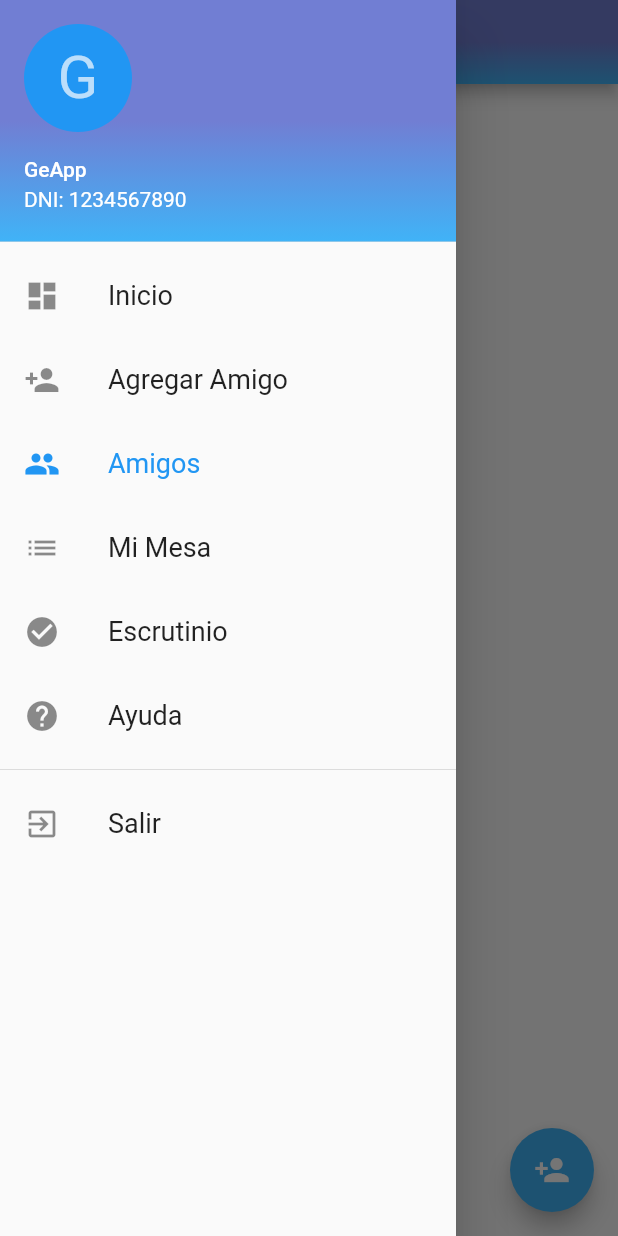
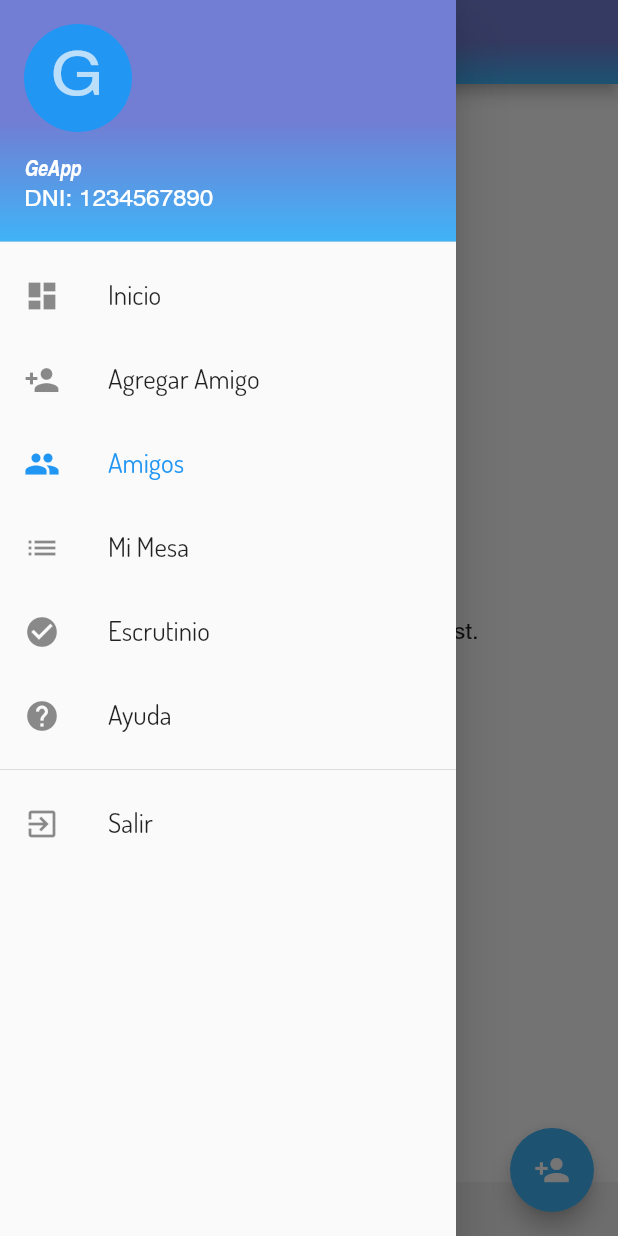
Before and after one commit to villalbaezequiel/GeApp_Flutter, a Flutter app: the FriendsList screen opened by its route, with the side drawer open, on a phone screen of 412 x 824 dp. Run offline on Flutter 3.47's test engine with Material 2 defaults, Android fonts, the phone set to English and light mode, and no system bars; our stand-ins replace fluttertoast, gradient_app_bar, shared_preferences; missing offline and left inert: unicorndial; accounts and stored records are empty.

Commit message:
specified fonts used, but there is something with helvetica

```diff
--- a/lib/model/person.dart
+++ b/lib/model/person.dart
@@ -57,9 +57,4 @@ class Person {
         'firstName': firstName,
         'lastName': lastName,
       };
-
-  savePersonToSharedPref(String userData) async {
-    SharedPreferences prefs = await SharedPreferences.getInstance();
-    prefs.setString("user", userData);
-  }
 }
--- a/lib/services/me_service.dart
+++ b/lib/services/me_service.dart
@@ -28,4 +28,9 @@ mixin MeService on Model {
     await prefs.clear();
     notifyListeners();
   }
+
+  savePersonToSharedPref(String userData) async {
+    SharedPreferences prefs = await SharedPreferences.getInstance();
+    prefs.setString("user", userData);
+  }
 }
--- a/lib/ui/friends_list.dart
+++ b/lib/ui/friends_list.dart
@@ -5,6 +5,7 @@ import 'package:voting_app/services/main_model.dart';
 
 import '../model/person.dart';
 import 'global/constant.dart';
+import 'global/utils/text_style_utils.dart';
 import 'global/widgets/navigation_drawer.dart';
 
 class FriendsList extends StatefulWidget {
@@ -46,7 +47,9 @@ class FriendsListState extends State<FriendsList> {
             ),
             heroTag: 'add_friend',
           ),
-          body: Container(
+          body: Column(
+            children: <Widget>[
+              Expanded(
                 child: model.isLoadingFriends
                     ? Center(child: CircularProgressIndicator())
                     : (model.friendsList.length > 0)
@@ -56,11 +59,26 @@ class FriendsListState extends State<FriendsList> {
                               itemCount: model.friendsCount,
                               itemBuilder: (context, index) {
                                 var friend = model.friendsList[index];
-                            return FriendListItem(friend);
+                                return friendListItem(friend);
                               },
                             ),
                           )
-                    : Center(child: Text("There are no friends in your list.")),
+                        : Center(
+                            child: Text("There are no friends in your list.")),
+              ),
+              Container(
+                padding: EdgeInsets.all(10),
+                color: Colors.grey[200],
+                child: Center(
+                  child: Text(
+                    "Última actualización: 23:15 24/05/19",
+                    maxLines: 2,
+                    overflow: TextOverflow.ellipsis,
+                    style: TextStyleUtils.bottomTimeBar,
+                  ),
+                ),
+              ),
+            ],
           ),
         );
       },
@@ -70,18 +88,11 @@ class FriendsListState extends State<FriendsList> {
   Widget titleForFriendList() {
     int friendsCount = widget.model.friendsCount;
     return (friendsCount > 0)
-        ? Text("Mis Amigos (${friendsCount})")
+        ? Text("Mis Amigos ($friendsCount)")
         : Text("Mis Amigos");
   }
-}
 
-class FriendListItem extends StatelessWidget {
-  final Person _person;
-
-  FriendListItem(this._person);
-
-  @override
-  Widget build(BuildContext context) {
+  Widget friendListItem(Person person) {
     return Container(
       decoration: BoxDecoration(
           border: Border(
@@ -89,14 +100,14 @@ class FriendListItem extends StatelessWidget {
       )),
       child: ListTile(
         title: Text(
-            '${_person.firstName} ${_person.lastName}' /*, style: TextStyle(color: (_person.id==24)?Colors.red:Colors.black),*/),
-        subtitle: Text('DNI: ${_person.nationalId}'),
+            '${person.firstName} ${person.lastName}' /*, style: TextStyle(color: (_person.id==24)?Colors.red:Colors.black),*/),
+        subtitle: Text('DNI: ${person.nationalId}'),
         // trailing: Text(
         //     '${_person.id}' /*, style: TextStyle(color: (_person.id==24)?Colors.red:Colors.black)*/),
         isThreeLine: false,
         dense: false,
         onTap: () {
-          print('${_person.firstName}');
+          print('${person.firstName}');
         },
       ),
     );
--- /dev/null
+++ b/lib/ui/global/utils/text_style_utils.dart
@@ -0,0 +1,21 @@
+import 'package:flutter/material.dart';
+
+class TextStyleUtils {
+  static TextStyle bottomTimeBar = TextStyle(
+    fontWeight: FontWeight.w500,
+    // fontSize: SizeUtils.twenty,
+  );
+
+  static TextStyle bottonAndAppBarStyle = TextStyle(
+    color: Colors.white,
+    fontSize: 20,
+    fontWeight: FontWeight.w500,
+    fontFamily: 'Dosis',
+  );
+
+  static TextStyle drawerTextStyle = TextStyle(
+    fontSize: 18.0,
+    fontWeight: FontWeight.w400,
+    fontFamily: 'Dosis',
+  );
+}
--- a/lib/ui/global/widgets/navigation_drawer.dart
+++ b/lib/ui/global/widgets/navigation_drawer.dart
@@ -2,6 +2,7 @@ import 'package:flutter/material.dart';
 import 'package:scoped_model/scoped_model.dart';
 import 'package:voting_app/model/drawer_item.dart';
 import 'package:voting_app/services/main_model.dart';
+import 'package:voting_app/ui/global/utils/text_style_utils.dart';
 
 import '../constant.dart';
 
@@ -84,7 +85,7 @@ class _NavigationDrawerState extends State<NavigationDrawer> {
           leading: Icon(currentDrawerItem.icon),
           title: Text(
             currentDrawerItem.title,
-            style: TextStyle(fontSize: 18.0, fontWeight: FontWeight.w400),
+            style: TextStyleUtils.drawerTextStyle,
           ),
           selected: (currentDrawerItem.route == currentRoute(context)),
           onTap: () {
```
Also changed, not shown: lib/main.dart (+7 -0 lines), lib/services/friend_service.dart (+105 -5 lines), lib/ui/add_friend.dart (+10 -3 lines), lib/ui/home.dart (+2 -5 lines), lib/ui/login.dart (+11 -4 lines), lib/ui/my_voting_table.dart (+9 -2 lines), lib/ui/sign_up.dart (+6 -2 lines), pubspec.yaml (+39 -0 lines). Lines whose indentation alone changed are shown as unchanged.
